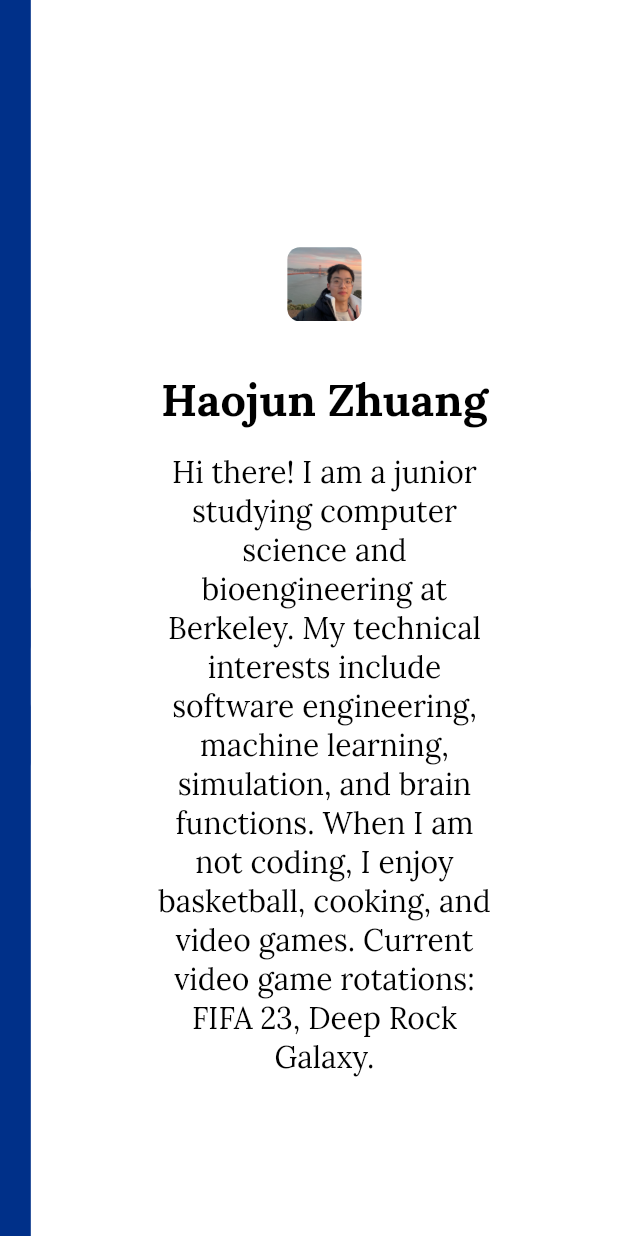
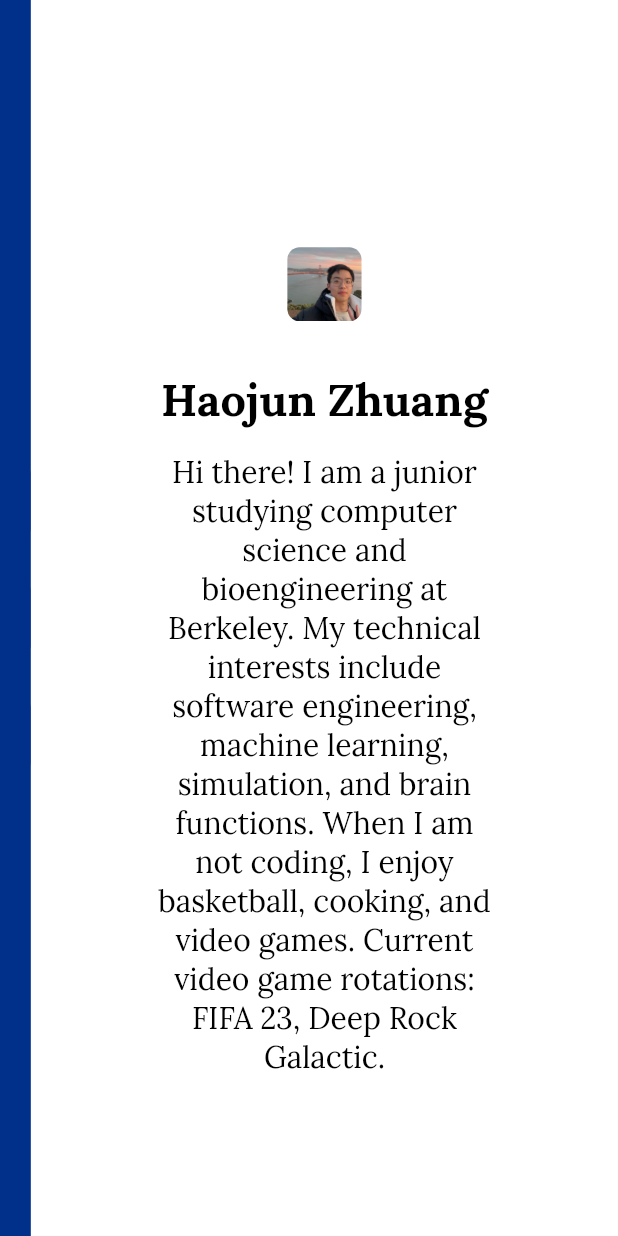
Before and after one commit to haojunzhuang/haojun, a Flutter app: the screen it shows after launch, on a phone screen of 412 x 824 dp. Run offline on Flutter 3.47's test engine with Material 2 defaults, Android fonts, the phone set to English and light mode, and no system bars; our stand-ins replace google_fonts, icons_plus, simple_gradient_text, syncfusion_flutter_charts.

```diff
--- a/lib/home/home_page.dart
+++ b/lib/home/home_page.dart
@@ -1,6 +1,7 @@
 import 'package:flutter/material.dart';
 import 'package:me/globals.dart';
 import 'package:me/home/home_page_provider.dart';
+import 'package:me/home/links/links.dart';
 import 'package:me/home/myself/myself.dart';
 import 'package:me/showcase/showcase_page.dart';
 import 'package:provider/provider.dart';
@@ -19,12 +20,10 @@ class HomePage extends StatelessWidget {
           Expanded(
             child: IndexedStack(
               index: provider.pageIndex,
-              children: [
-                const MyselfPage(),
-                const ShowcasePage(),
-                Container(
-                  color: Colors.green,
-                ),
+              children: const [
+                MyselfPage(),
+                ShowcasePage(),
+                LinksPage(),
               ],
             ),
           )
--- a/lib/home/myself/myself.dart
+++ b/lib/home/myself/myself.dart
@@ -33,7 +33,7 @@ class MyselfPage extends StatelessWidget {
           Text('Haojun Zhuang', style: title2),
           SizedBox(height: size.height * 0.02),
           Text(
-            'Hi there! I am a junior studying computer science and bioengineering at Berkeley. My technical interests include software engineering, machine learning, simulation, and brain functions. When I am not coding, I enjoy basketball, cooking, and video games. Current video game rotations: FIFA 23, Deep Rock Galaxy.',
+            'Hi there! I am a junior studying computer science and bioengineering at Berkeley. My technical interests include software engineering, machine learning, simulation, and brain functions. When I am not coding, I enjoy basketball, cooking, and video games. Current video game rotations: FIFA 23, Deep Rock Galactic.',
             style: body,
             textAlign: TextAlign.center,
           ),
--- a/pubspec.yaml
+++ b/pubspec.yaml
@@ -41,6 +41,7 @@ dependencies:
   url_launcher: ^6.1.10
   google_fonts: ^4.0.3
   syncfusion_flutter_charts: ^21.1.41
+  icons_plus: ^4.0.0
 
 dev_dependencies:
   flutter_test:
```
Also changed, not shown: lib/home/links/links.dart (added, +63 -0 lines), lib/profile_page.dart (deleted, +0 -12 lines), pubspec.lock.
